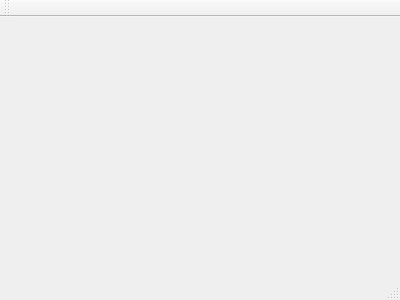
The window that mainwindow.ui (RicBent/Goombatlas) describes before a commit, drawn with Qt 5.
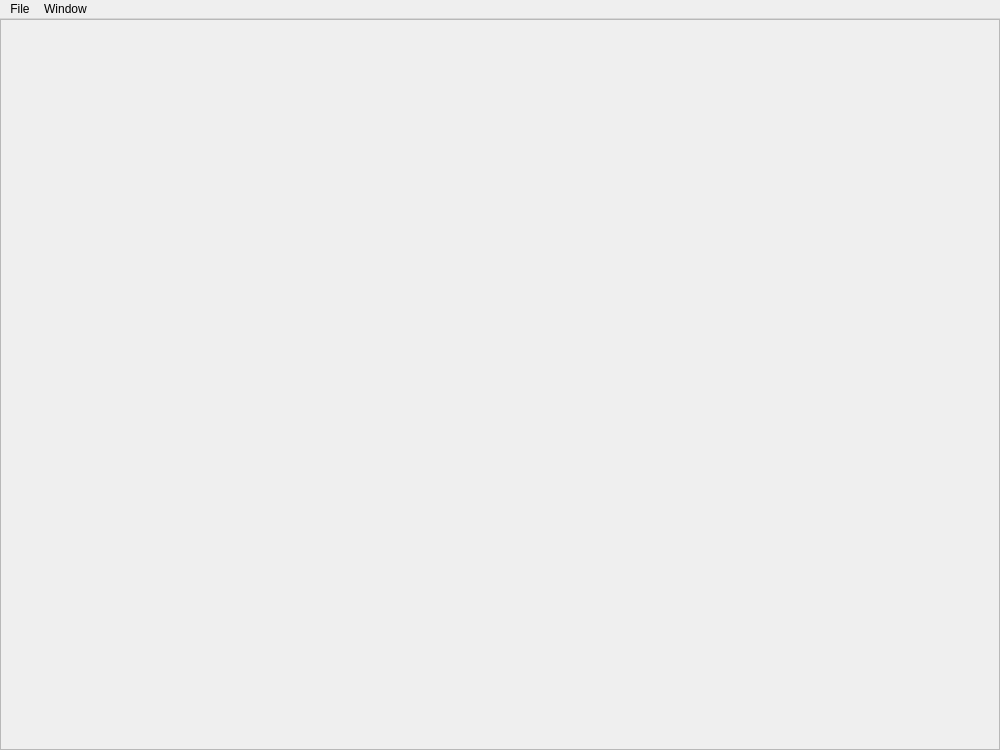
The same window after the commit.

Diff of the .ui file:
```diff
--- a/mainwindow.ui
+++ b/mainwindow.ui
@@ -1,24 +1,123 @@
 <ui version="4.0">
  <class>MainWindow</class>
- <widget class="QMainWindow" name="MainWindow" >
-  <property name="geometry" >
+ <widget class="QMainWindow" name="MainWindow">
+  <property name="geometry">
    <rect>
     <x>0</x>
     <y>0</y>
-    <width>400</width>
-    <height>300</height>
+    <width>1000</width>
+    <height>750</height>
    </rect>
   </property>
   <property name="windowTitle" >
    <string>MainWindow</string>
   </property>
-  <widget class="QMenuBar" name="menuBar" />
-  <widget class="QToolBar" name="mainToolBar" />
-  <widget class="QWidget" name="centralWidget" />
-  <widget class="QStatusBar" name="statusBar" />
+  <widget class="QWidget" name="centralWidget">
+   <layout class="QHBoxLayout" name="horizontalLayout">
+    <property name="leftMargin">
+     <number>0</number>
+    </property>
+    <property name="topMargin">
+     <number>0</number>
+    </property>
+    <property name="rightMargin">
+     <number>0</number>
+    </property>
+    <property name="bottomMargin">
+     <number>0</number>
+    </property>
+    <item>
+     <widget class="QScrollArea" name="mapViewArea">
+      <property name="widgetResizable">
+       <bool>true</bool>
+      </property>
+      <widget class="QWidget" name="scrollAreaWidgetContents">
+       <property name="geometry">
+        <rect>
+         <x>0</x>
+         <y>0</y>
+         <width>998</width>
+         <height>727</height>
+        </rect>
+       </property>
+      </widget>
+     </widget>
+    </item>
+   </layout>
+  </widget>
+  <widget class="QMenuBar" name="menuBar">
+   <property name="geometry">
+    <rect>
+     <x>0</x>
+     <y>0</y>
+     <width>1000</width>
+     <height>21</height>
+    </rect>
+   </property>
+   <widget class="QMenu" name="menuWindow">
+    <property name="title">
+     <string>Window</string>
+    </property>
+   </widget>
+   <widget class="QMenu" name="menuFile">
+    <property name="title">
+     <string>File</string>
+    </property>
+    <addaction name="actionNew"/>
+    <addaction name="actionOpen"/>
+    <addaction name="separator"/>
+    <addaction name="actionSave"/>
+    <addaction name="actionSaveAs"/>
+   </widget>
+   <addaction name="menuFile"/>
+   <addaction name="menuWindow"/>
+  </widget>
+  <action name="actionNew">
+   <property name="text">
+    <string>New</string>
+   </property>
+   <property name="toolTip">
+    <string>New</string>
+   </property>
+   <property name="shortcut">
+    <string>Ctrl+N</string>
+   </property>
+  </action>
+  <action name="actionOpen">
+   <property name="text">
+    <string>Open...</string>
+   </property>
+   <property name="toolTip">
+    <string>Open...</string>
+   </property>
+   <property name="shortcut">
+    <string>Ctrl+O</string>
+   </property>
+  </action>
+  <action name="actionSave">
+   <property name="text">
+    <string>Save</string>
+   </property>
+   <property name="toolTip">
+    <string>Save</string>
+   </property>
+   <property name="shortcut">
+    <string>Ctrl+S</string>
+   </property>
+  </action>
+  <action name="actionSaveAs">
+   <property name="text">
+    <string>Save As...</string>
+   </property>
+   <property name="toolTip">
+    <string>Save As...</string>
+   </property>
+   <property name="shortcut">
+    <string>Ctrl+Shift+S</string>
+   </property>
+  </action>
  </widget>
- <layoutDefault spacing="6" margin="11" />
- <pixmapfunction></pixmapfunction>
+ <layoutdefault spacing="6" margin="11"/>
  <resources/>
  <connections/>
 </ui>
```
Left out of the diff: 3 changed lines with no effect on the pictures.
